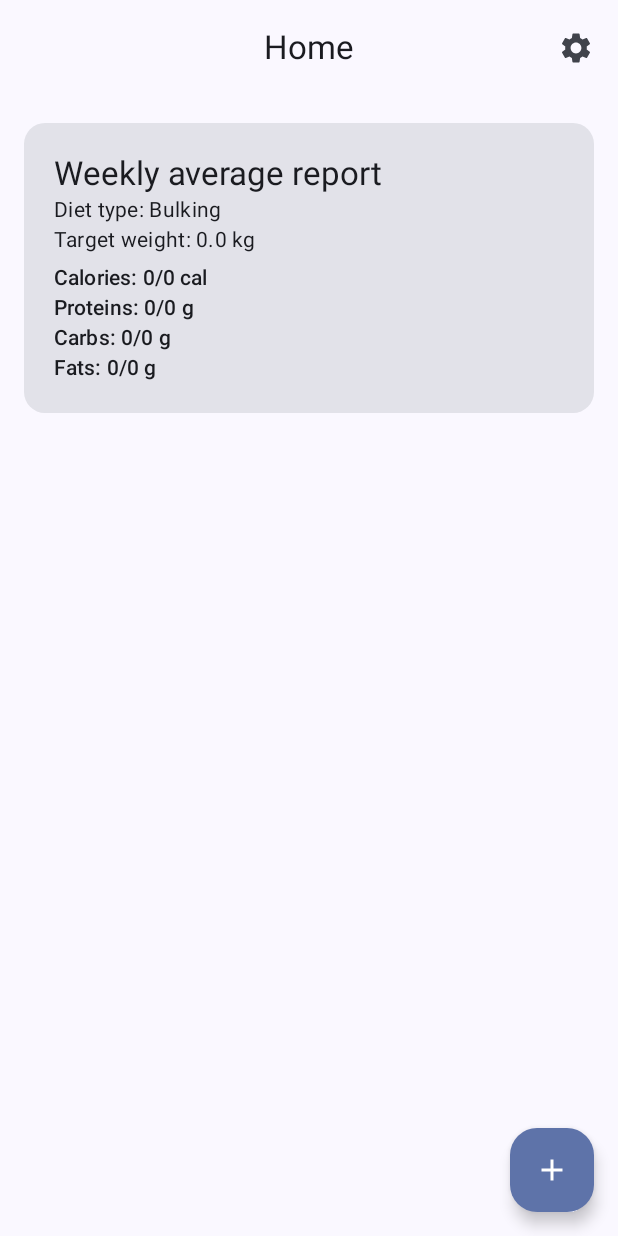
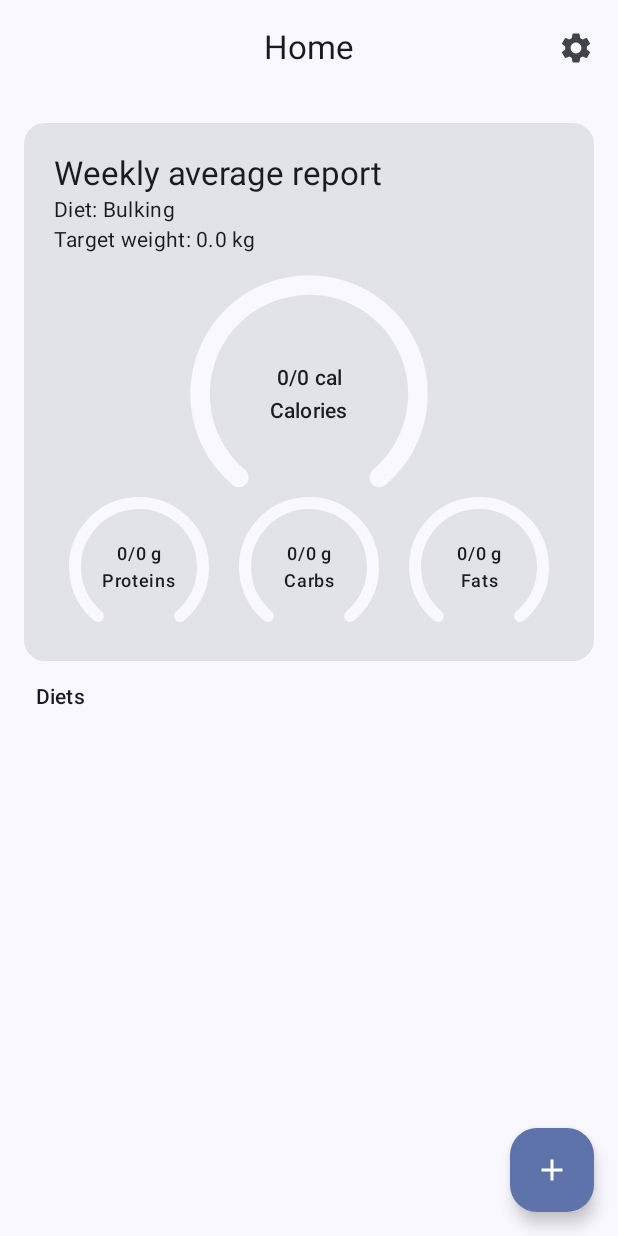
Before and after one commit to SrikantKanekar/MealPlanningApp, an Android app built with Jetpack Compose: the HomeScreen screen opened through its navigation route, on a phone screen of 412 x 824 dp. Run offline under Robolectric (Android 15) with nearby library versions, the phone set to English and light mode, and no system bars; our stand-ins replace Dagger/Hilt's generated code, Room's generated code; 1 statement that could not run was skipped.

Commit message:
add dashboard indicator

```diff
--- /dev/null
+++ b/app/src/main/java/com/meal/planner/presentation/components/Indicator.kt
@@ -0,0 +1,128 @@
+package com.meal.planner.presentation.components
+
+import androidx.compose.animation.core.Animatable
+import androidx.compose.animation.core.FastOutSlowInEasing
+import androidx.compose.animation.core.VectorConverter
+import androidx.compose.animation.core.tween
+import androidx.compose.foundation.Canvas
+import androidx.compose.foundation.layout.Box
+import androidx.compose.foundation.layout.Column
+import androidx.compose.foundation.layout.Spacer
+import androidx.compose.foundation.layout.height
+import androidx.compose.foundation.layout.size
+import androidx.compose.material3.MaterialTheme
+import androidx.compose.material3.Text
+import androidx.compose.runtime.Composable
+import androidx.compose.runtime.LaunchedEffect
+import androidx.compose.runtime.remember
+import androidx.compose.ui.Alignment
+import androidx.compose.ui.Modifier
+import androidx.compose.ui.graphics.StrokeCap
+import androidx.compose.ui.graphics.drawscope.Stroke
+import androidx.compose.ui.unit.dp
+import kotlinx.coroutines.launch
+
+@Composable
+fun DashboardIndicator(
+    modifier: Modifier = Modifier,
+    name: String,
+    unit: String,
+    current: Int,
+    target: Int,
+    size: IndicatorSize
+) {
+    val sweepAngel = remember { Animatable(0f) }
+    val currentValue = remember { Animatable(0, Int.VectorConverter) }
+    val colorScheme = MaterialTheme.colorScheme
+
+    LaunchedEffect(current) {
+        var percent = current.toFloat() / target
+        if (percent > 1) percent = 1f else if (percent < 0) percent = 0f
+
+        this.launch {
+            currentValue.animateTo(
+                targetValue = current,
+                animationSpec = tween(1500, easing = FastOutSlowInEasing)
+            )
+        }
+        this.launch {
+            sweepAngel.animateTo(
+                targetValue = 280 * percent,
+                animationSpec = tween(1500, easing = FastOutSlowInEasing)
+            )
+        }
+    }
+
+    Box(modifier = modifier) {
+        Canvas(
+            modifier = Modifier
+                .align(Alignment.Center)
+                .size(
+                    when (size) {
+                        IndicatorSize.SMALL -> 55.dp
+                        IndicatorSize.MEDIUM -> 85.dp
+                        IndicatorSize.LARGE -> 145.dp
+                    }
+                )
+        ) {
+            val stroke = Stroke(
+                width = when (size) {
+                    IndicatorSize.SMALL -> 6.dp.toPx()
+                    IndicatorSize.MEDIUM -> 8.dp.toPx()
+                    IndicatorSize.LARGE -> 13.dp.toPx()
+                },
+                cap = StrokeCap.Round
+            )
+
+            drawArc(
+                color = colorScheme.surface,
+                startAngle = 130f + sweepAngel.value,
+                sweepAngle = 280f - sweepAngel.value,
+                useCenter = false,
+                style = stroke
+            )
+
+            drawArc(
+                color = colorScheme.primary,
+                startAngle = 130f,
+                sweepAngle = sweepAngel.value,
+                useCenter = false,
+                style = stroke
+            )
+        }
+
+        Column(
+            modifier = Modifier.align(Alignment.Center),
+            horizontalAlignment = Alignment.CenterHorizontally
+        ) {
+            val style = when (size) {
+                IndicatorSize.SMALL -> MaterialTheme.typography.labelSmall
+                IndicatorSize.MEDIUM -> MaterialTheme.typography.labelMedium
+                IndicatorSize.LARGE -> MaterialTheme.typography.labelLarge
+            }
+            val ratio = current.toDouble() / target
+
+            Text(
+                text = "$current/$target $unit",
+                style = style,
+                color = when {
+                    ratio < 0.95 -> MaterialTheme.colorScheme.error
+                    ratio > 1.05 -> MaterialTheme.colorScheme.error
+                    else -> MaterialTheme.colorScheme.onSurface
+                }
+            )
+
+            Spacer(modifier = Modifier.height(2.dp))
+
+            Text(
+                text = name,
+                style = style,
+                color = MaterialTheme.colorScheme.onSurface
+            )
+        }
+    }
+}
+
+enum class IndicatorSize {
+    SMALL, MEDIUM, LARGE
+}
--- a/app/src/main/java/com/meal/planner/presentation/ui/home/HomeScreen.kt
+++ b/app/src/main/java/com/meal/planner/presentation/ui/home/HomeScreen.kt
@@ -86,6 +86,14 @@ fun HomeScreen(
                 DashboardCard(uiState = uiState, diets = diets)
             }
 
+            item {
+                Text(
+                    modifier = Modifier.padding(start = 8.dp),
+                    text = "Diets",
+                    style = MaterialTheme.typography.labelLarge
+                )
+            }
+
             items(diets) { diet ->
                 val interactionSource = remember { MutableInteractionSource() }
 
--- a/app/src/main/java/com/meal/planner/presentation/ui/home/components/DashboardCard.kt
+++ b/app/src/main/java/com/meal/planner/presentation/ui/home/components/DashboardCard.kt
@@ -1,6 +1,8 @@
 package com.meal.planner.presentation.ui.home.components
 
+import androidx.compose.foundation.layout.Arrangement
 import androidx.compose.foundation.layout.Column
+import androidx.compose.foundation.layout.Row
 import androidx.compose.foundation.layout.Spacer
 import androidx.compose.foundation.layout.fillMaxWidth
 import androidx.compose.foundation.layout.height
@@ -17,6 +19,8 @@ import com.meal.planner.model.toCalories
 import com.meal.planner.model.toCarbs
 import com.meal.planner.model.toFats
 import com.meal.planner.model.toProteins
+import com.meal.planner.presentation.components.DashboardIndicator
+import com.meal.planner.presentation.components.IndicatorSize
 import com.meal.planner.presentation.ui.home.HomeUiState
 import com.meal.planner.util.kgToPounds
 import com.meal.planner.util.targetCalories
@@ -52,7 +56,7 @@ fun DashboardCard(
                 style = MaterialTheme.typography.titleLarge
             )
             Text(
-                text = "Diet type: ${uiState.dietType.toName()}",
+                text = "Diet: ${uiState.dietType.toName()}",
                 style = MaterialTheme.typography.bodyMedium
             )
             Text(
@@ -60,48 +64,49 @@ fun DashboardCard(
                 style = MaterialTheme.typography.bodyMedium
             )
 
-            Spacer(modifier = Modifier.height(5.dp))
+            Spacer(modifier = Modifier.height(20.dp))
 
-            DashboardItem(
+            Row(
+                modifier = Modifier.fillMaxWidth(),
+                horizontalArrangement = Arrangement.Center
+            ) {
+                DashboardIndicator(
                     name = "Calories",
                     unit = "cal",
                     current = currentCalories,
-                target = targetCalories
+                    target = targetCalories,
+                    size = IndicatorSize.LARGE
                 )
+            }
 
-            DashboardItem(
+            Row(
+                modifier = Modifier.fillMaxWidth(),
+                horizontalArrangement = Arrangement.SpaceAround
+            ) {
+                DashboardIndicator(
                     name = "Proteins",
                     unit = "g",
                     current = currentProteins,
-                target = targetProteins
+                    target = targetProteins,
+                    size = IndicatorSize.MEDIUM
                 )
 
-            DashboardItem(
+                DashboardIndicator(
                     name = "Carbs",
                     unit = "g",
                     current = currentCarbs,
-                target = targetCarbs
+                    target = targetCarbs,
+                    size = IndicatorSize.MEDIUM
                 )
 
-            DashboardItem(
+                DashboardIndicator(
                     name = "Fats",
                     unit = "g",
                     current = currentFats,
-                target = targetFats
+                    target = targetFats,
+                    size = IndicatorSize.MEDIUM
                 )
             }
         }
     }
-
-@Composable
-fun DashboardItem(
-    name: String,
-    unit: String,
-    current: Int,
-    target: Int
-) {
-    Text(
-        text = "$name: $current/$target $unit",
-        style = MaterialTheme.typography.labelLarge
-    )
 }
```
Lines whose indentation alone changed are shown as unchanged.
